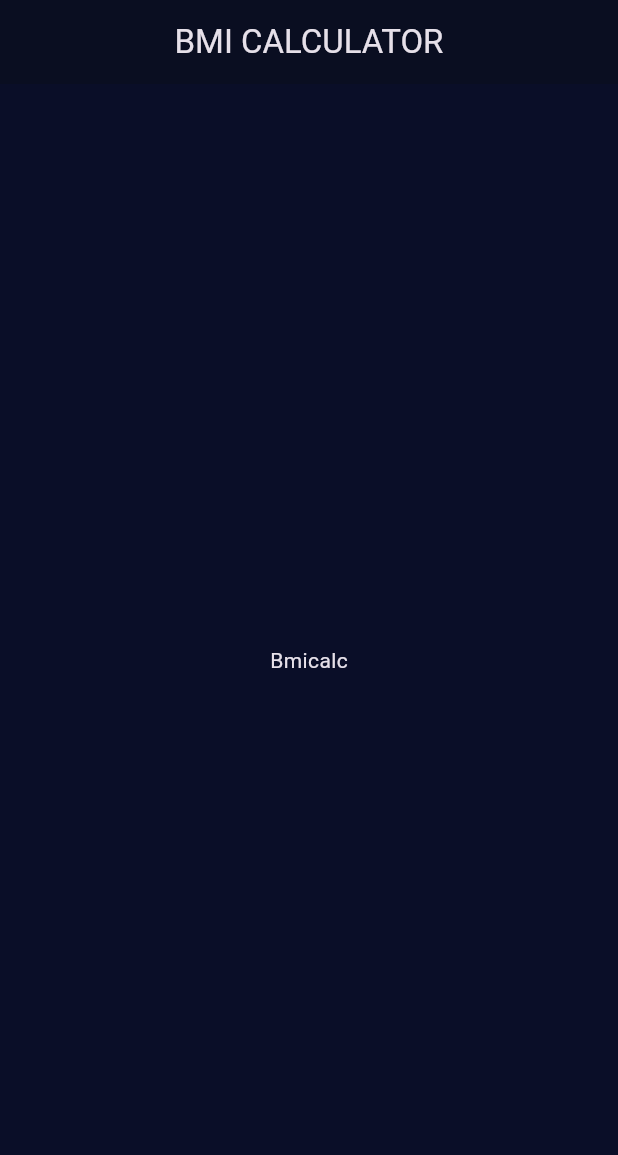
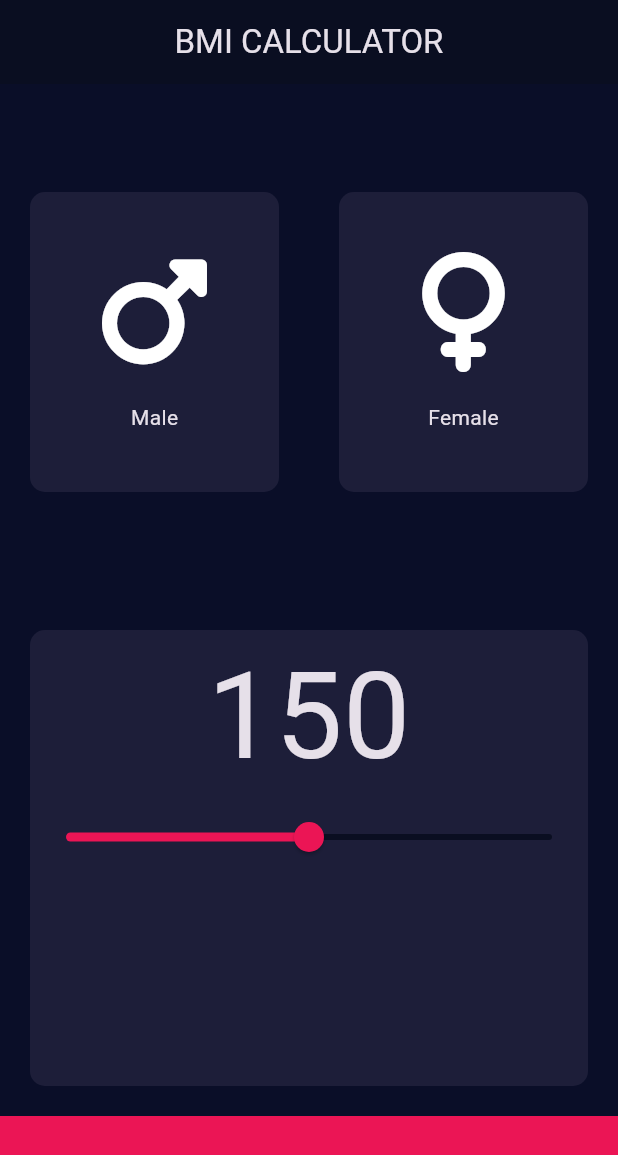
Before and after one commit to ZakariaNasri/bmi_calcucator, a Flutter app: the screen it shows after launch, on a phone screen of 412 x 824 dp. Shown: the top 1155 px of the screen. Run offline on Flutter 3.47's test engine with Material 3 defaults, Android fonts, the phone set to English and light mode, and no system bars; our stand-ins replace font_awesome_flutter.

Commit message:
Adding font awesome package , extracting the gender card to reuse it

```diff
--- a/lib/input_page.dart
+++ b/lib/input_page.dart
@@ -1,4 +1,9 @@
 import 'package:flutter/material.dart';
+import 'package:font_awesome_flutter/font_awesome_flutter.dart';
+
+const Color BottomBarColor = Color(0xFFEB1555);
+const Color CardBG = Color(0xFF1D1E39);
+int Height = 150;
 
 class InputPage extends StatefulWidget {
   const InputPage({super.key});
@@ -13,12 +18,121 @@ class _InputPageState extends State<InputPage> {
     return Scaffold(
       appBar: AppBar(
         title: Center(
-          child: Text(
-            'BMI CALCULATOR',
-          ),
+          child: Text('BMI CALCULATOR'),
         ),
       ),
-      body: Center(child: Text('Bmicalc')),
+      body: Column(
+        children: [
+          Expanded(
+            child: Row(
+              children: [
+                Expanded(
+                  child: MyCard(
+                    bgColor: CardBG,
+                    childWidget: Gender(
+                      icon: FontAwesomeIcons.mars,
+                      text: 'Male',
+                    ),
+                  ),
+                ),
+                Expanded(
+                  child: MyCard(
+                    bgColor: CardBG,
+                    childWidget: Gender(
+                      icon: FontAwesomeIcons.venus,
+                      text: 'Female',
+                    ),
+                  ),
+                ),
+              ],
+            ),
+          ),
+          Expanded(
+            child: MyCard(
+              bgColor: CardBG,
+              childWidget: Column(
+                children: [
+                  Text(
+                    '${Height}',
+                    style: TextStyle(fontSize: 80),
+                  ),
+                  Slider(
+                    value: .5,
+                    activeColor: BottomBarColor,
+                    inactiveColor: Color(0xFF0A0E21),
+                    onChanged: (double newValue) {
+                      setState(
+                        () {
+                          Height = newValue.round();
+                        },
+                      );
+                    },
+                  )
+                  // Slider(value: value, onChanged: onClick)
+                ],
+              ),
+            ),
+          ),
+          // Expanded(
+          //   child: Row(
+          //     children: [
+          //       Expanded(
+          //         child: MyCard(bgColor: CardBG),
+          //       ),
+          //       Expanded(
+          //         child: MyCard(bgColor: CardBG),
+          //       ),
+          //     ],
+          //   ),
+          // ),
+          Container(
+            height: 80,
+            width: double.infinity,
+            color: BottomBarColor,
+          ),
+        ],
+      ),
     );
   }
 }
+
+class Gender extends StatelessWidget {
+  final IconData icon;
+  final String text;
+  Gender({required this.icon, required this.text});
+  @override
+  Widget build(BuildContext context) {
+    return Column(
+      mainAxisAlignment: MainAxisAlignment.center,
+      children: [
+        Icon(
+          icon,
+          size: 80,
+        ),
+        SizedBox(
+          height: 20,
+        ),
+        Text(text),
+      ],
+    );
+  }
+}
+
+class MyCard extends StatelessWidget {
+  final Color bgColor;
+  final Widget childWidget;
+  MyCard({required this.bgColor, required this.childWidget});
+  @override
+  Widget build(BuildContext context) {
+    return Container(
+      width: double.infinity,
+      height: 200,
+      decoration: BoxDecoration(
+          color: bgColor, borderRadius: BorderRadius.circular(10)),
+      margin: EdgeInsets.all(20),
+      child: Center(
+        child: childWidget,
+      ),
+    );
+  }
+}
```
Also changed, not shown: pubspec.yaml (+3 -64 lines), pubspec.lock.
